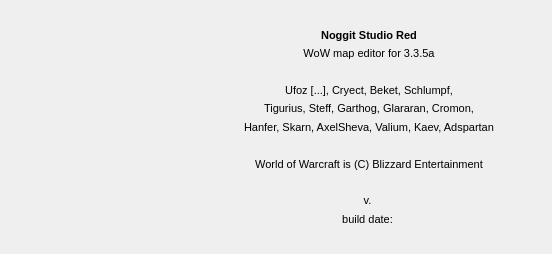
This is src/noggit/ui/windows/about/About.ui in BIGNUTAIRULESTHEWORLD/noggit-Azure as Qt 5 draws it before an edit. The edited form follows.
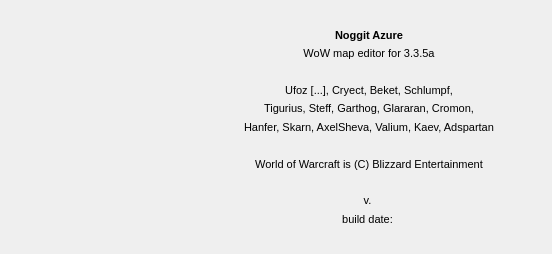
This is the edited form. Icons and pictures are not drawn.

Commit message: Update Noggit Azure tools and rendering

Patch:
```diff
--- a/src/noggit/ui/windows/about/About.ui
+++ b/src/noggit/ui/windows/about/About.ui
@@ -100,7 +100,7 @@
           </font>
          </property>
          <property name="text">
-          <string>Noggit Studio Red</string>
+          <string>Noggit Azure</string>
          </property>
          <property name="alignment">
           <set>Qt::AlignCenter</set>
```
The commit also changes 130 other files.
